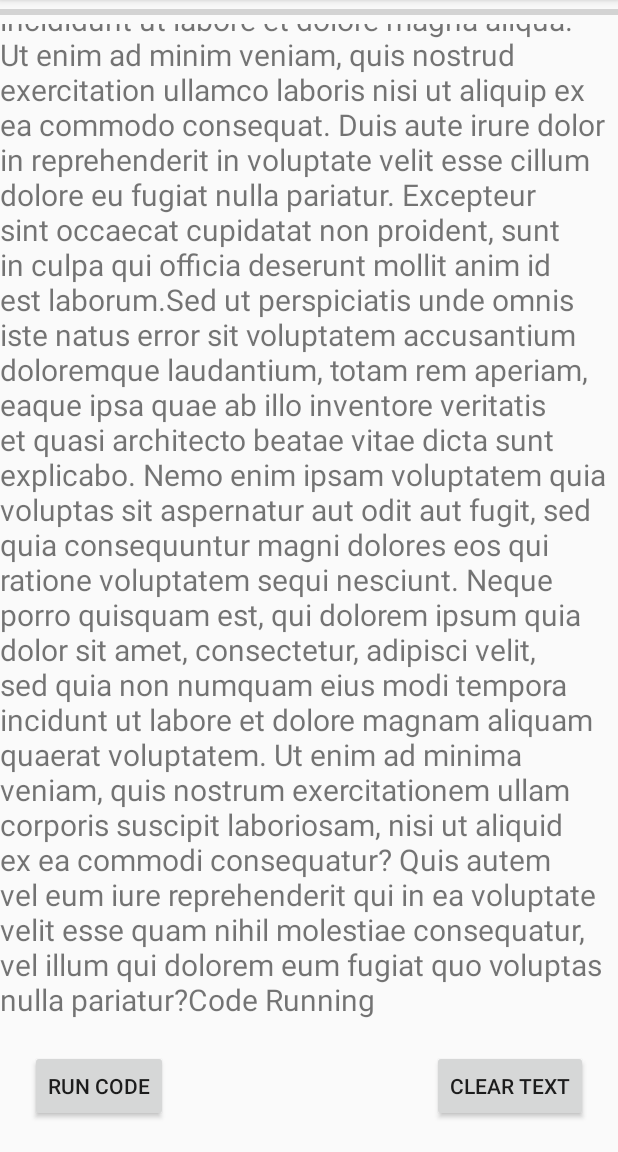
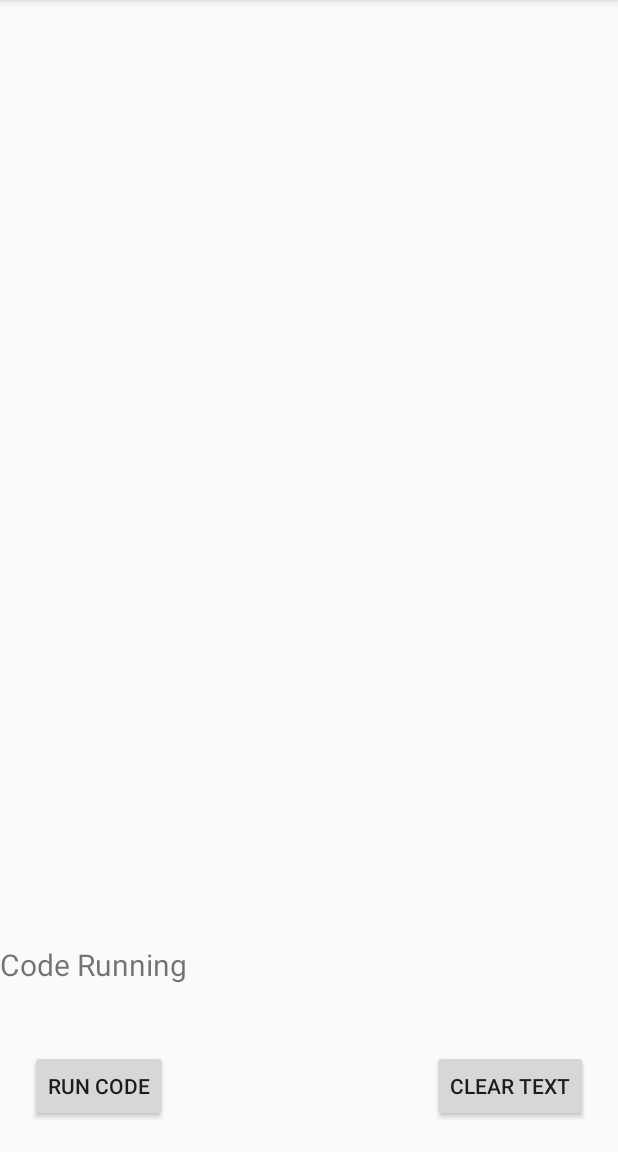
Before and after one commit to DastageerG/AndroidThreads, an Android app: the screen it shows after launch (MainActivity), after a tap on "RUN CODE", on a phone screen of 412 x 824 dp, the part 84-1236 px from its top. Run offline under Robolectric (Android 15) with nearby library versions, the phone set to English and light mode, and no system bars.

```diff
--- a/app/src/main/java/com/example/androidthreads/MainActivity.java
+++ b/app/src/main/java/com/example/androidthreads/MainActivity.java
@@ -1,21 +1,26 @@
 package com.example.androidthreads;
 
+import androidx.annotation.NonNull;
 import androidx.appcompat.app.AppCompatActivity;
 
 import android.os.Bundle;
 import android.os.Handler;
+import android.os.Message;
+import android.util.Log;
 import android.view.View;
 import android.widget.ProgressBar;
 import android.widget.ScrollView;
 import android.widget.TextView;
+import android.widget.Toast;
 
 public class MainActivity extends AppCompatActivity
 {
 
+    public static final String TAG = "1111";
     private TextView textView;
     private ScrollView scrollView;
     private ProgressBar progressBar;
-    Thread thread;
+    private Handler handler;
     @Override
     protected void onCreate(Bundle savedInstanceState)
     {
@@ -24,26 +29,27 @@ public class MainActivity extends AppCompatActivity
         textView = findViewById(R.id.textView);
         scrollView = findViewById(R.id.scrollView);
 
+        handler = new Handler(getMainLooper())
+        {
+            @Override
+            public void handleMessage(@NonNull Message msg)
+            {
+                super.handleMessage(msg);
+                Toast.makeText(MainActivity.this, "" + msg.getData().get("Message"), Toast.LENGTH_SHORT).show();
+            }
+        };
+
         progressBar = findViewById(R.id.progressBar);
+        progressBar.setVisibility(View.GONE);
 
-        textView.setText(R.string.lorem);
+
+        // textView.setText(R.string.lorem);
 
     }
 
     public void runCode(View view)
     {
         log("Code Running");
-        progressBar.setVisibility(View.VISIBLE);
-
-        // this method block the UI Thread;
-//
-//        try
-//        {
-//            Thread.sleep(3000);
-//        } catch (InterruptedException e)
-//        {
-//            e.printStackTrace();
-//        }
 
 ///             This is the better way
         Runnable runnable = new Runnable()
@@ -51,24 +57,45 @@ public class MainActivity extends AppCompatActivity
             @Override
             public void run()
             {
-               progressBar.setVisibility(View.GONE);
+                Bundle bundle = new Bundle();
+                Message start = new Message();
+                bundle.putString("Message", "Download Started");
+                start.setData(bundle);
+                handler.sendMessage(start);
+                Log.d(TAG, "run: Started");
+                try
+                {
+                    Thread.sleep(5000);
+                } catch (InterruptedException e)
+                {
+                    e.printStackTrace();
+                }
+                Message message = new Message();
+                bundle.putString("Message", "Download Completed");
+                message.setData(bundle);
+                handler.sendMessage(message);
+                Log.d(TAG, "run: completed");
             }
         };
-        Handler handler = new Handler();
-        handler.postDelayed(runnable,3000);
 
+        Thread thread = new Thread(runnable);
+        thread.setName("Check Thread");
+        thread.start();
+
+//        Handler handler = new Handler();
+//        handler.postDelayed(runnable,3000);
 
 
     } // runCode closed
     private void log(String message)
     {
         textView.append(message+"\n");
-        scrollView.fullScroll(View.FOCUS_DOWN);
+
     }
     public void clearText(View view)
     {
         textView.setText("");
-        scrollView.fullScroll(View.FOCUS_UP);
+
     }
 
 } // mainActivity closed
```
